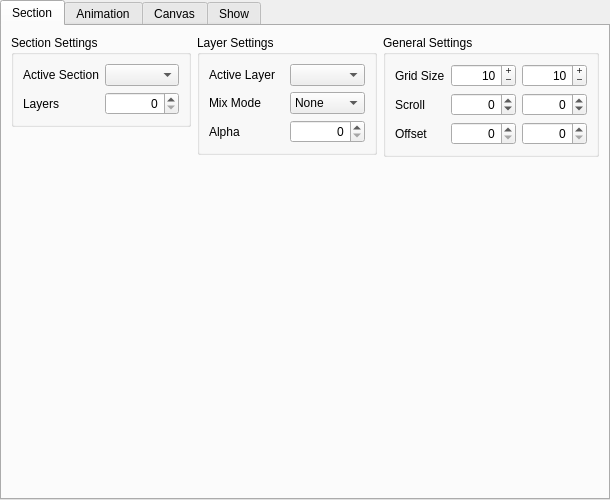
The window that src/widget/maestrocontrolwidget.ui (8bitbuddhist/PixelMaestro-Studio) describes before a commit, drawn with Qt 5.
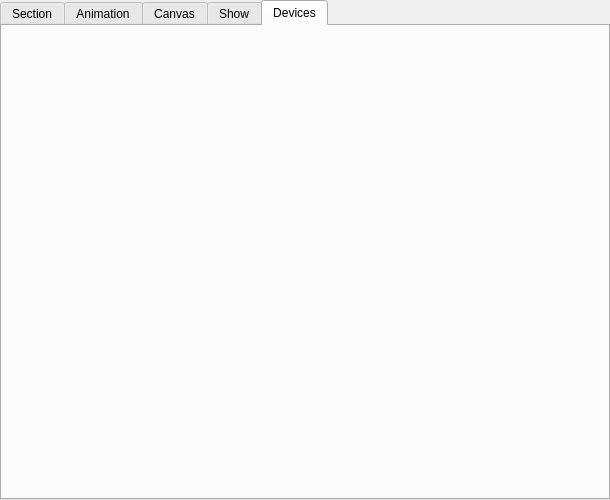
The same window after the commit. Icons and pictures are not drawn.

Commit message: Added widget to control USB devices from MaestroControlWidget. MaestroController - Fixed exception when saving a Section's Cues when the Section has no Animation set.

Diff of the .ui file:
```diff
--- a/src/widget/maestrocontrolwidget.ui
+++ b/src/widget/maestrocontrolwidget.ui
@@ -56,7 +56,7 @@
       <enum>QTabWidget::Rounded</enum>
      </property>
      <property name="currentIndex">
-      <number>0</number>
+      <number>4</number>
      </property>
      <property name="elideMode">
       <enum>Qt::ElideNone</enum>
@@ -1625,6 +1625,12 @@
        </item>
       </layout>
      </widget>
+     <widget class="QWidget" name="deviceTab">
+      <attribute name="title">
+       <string>Devices</string>
+      </attribute>
+      <layout class="QGridLayout" name="deviceTabLayout"/>
+     </widget>
     </widget>
    </item>
   </layout>
```
The commit also changes 11 other files.
